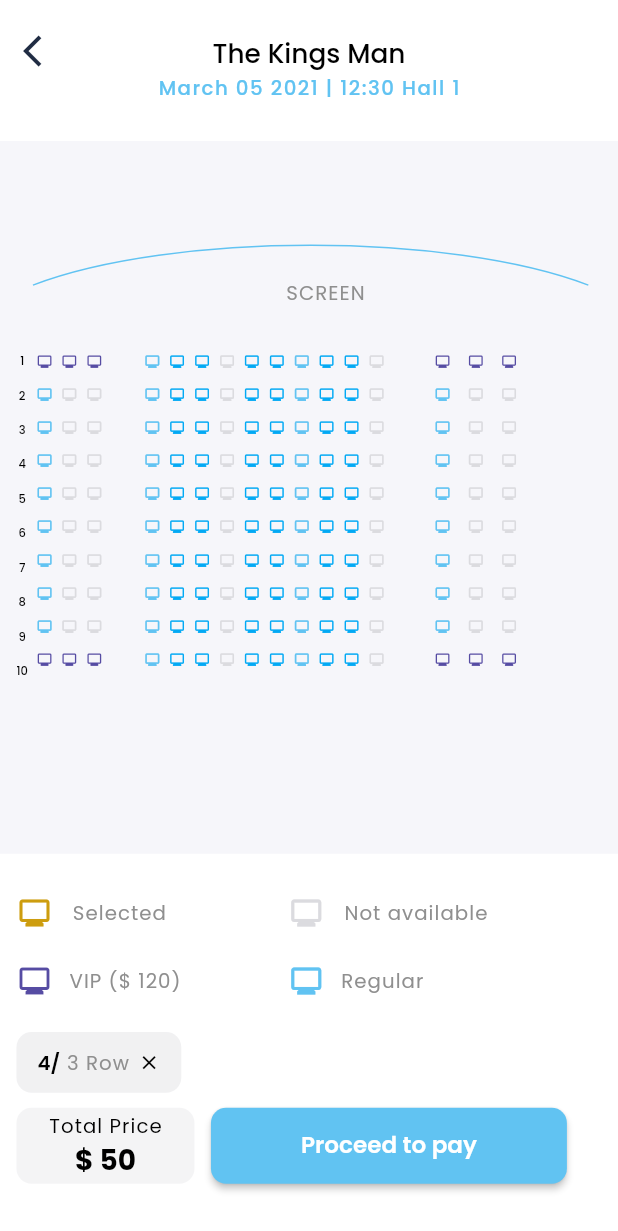
After one commit to waleed-ahmed15/moviesapp-flutter, a Flutter app: the BookSeatScreen screen opened directly, on a phone screen of 412 x 824 dp. The commit adds this screen. Shown: the top 1231 px of the screen. Run offline on Flutter 3.47's test engine with Material 2 defaults, Android fonts, the phone set to English and light mode, and no system bars; our stand-ins replace flutter_screenutil, get, youtube_player_flutter; network calls fail.

Commit message:
book_seat_screen completed

```diff
--- /dev/null
+++ b/lib/screens/seats_mapping/book_seat_screen.dart
@@ -0,0 +1,404 @@
+import 'package:flutter/material.dart';
+import 'package:flutter_screenutil/flutter_screenutil.dart';
+
+import '../../utils/app_colors.dart';
+import '../../utils/text_styles.dart';
+import 'custom_widgets/curved_line_painter.dart';
+
+class BookSeatScreen extends StatelessWidget {
+  const BookSeatScreen({super.key});
+
+  @override
+  Widget build(BuildContext context) {
+    return SafeArea(
+      child: Scaffold(
+        appBar: AppBar(
+          toolbarHeight: 93.h,
+          backgroundColor: Colors.white,
+          elevation: 0,
+          leading: Column(
+            children: [
+              Container(
+                padding: EdgeInsets.only(top: 10.h),
+                // color: Colors.red,
+                child: IconButton(
+                  onPressed: () {
+                    Navigator.pop(context);
+                  },
+                  icon: Icon(
+                    Icons.arrow_back_ios,
+                    color: const Color(0xff202C43),
+                    size: 25.h,
+                  ),
+                ),
+              ),
+            ],
+          ),
+          title: Column(
+            mainAxisAlignment: MainAxisAlignment.end,
+            children: [
+              Text(
+                "The Kings Man",
+                style: title_text_Style,
+              ),
+              Text(
+                'March 05 2021 | 12:30 Hall 1',
+                style: genre_text_Style.copyWith(
+                    color: AppColors.light_blue, letterSpacing: 1),
+              ),
+            ],
+          ),
+          centerTitle: true,
+        ),
+        backgroundColor: Colors.white,
+        body: Container(
+          // padding: EdgeInsets.symmetric(horizontal: 20.w),
+          decoration: BoxDecoration(color: AppColors.lighter_grey),
+          child: Column(
+            crossAxisAlignment: CrossAxisAlignment.start,
+            children: [
+              Row(),
+              SizedBox(
+                height: 60.h,
+              ),
+              Padding(
+                padding: EdgeInsets.only(left: 20.w),
+                child: Stack(
+                  children: [
+                    CustomPaint(
+                      painter: InvertedCurvedLinePainter(),
+                      size: Size(337.w, 70.h),
+                    ),
+                    Align(
+                      alignment: Alignment.center,
+                      child: Container(
+                        padding: EdgeInsets.symmetric(vertical: 30.h),
+                        child: Text(
+                          'SCREEN',
+                          style: details_overview_text_Style,
+                        ),
+                      ),
+                    ),
+                  ],
+                ),
+              ),
+              Container(
+                margin: EdgeInsets.only(left: 10.w),
+                decoration: const BoxDecoration(
+                  color: Colors.transparent,
+                ),
+                child: Row(
+                  mainAxisAlignment: MainAxisAlignment.start,
+                  crossAxisAlignment: CrossAxisAlignment.start,
+                  children: [
+                    Column(
+                      children: List.generate(
+                        10,
+                        (index) => Container(
+                          margin: EdgeInsets.only(bottom: 10.w),
+                          child: Text(
+                            '${index + 1}',
+                            style: genre_text_Style.copyWith(
+                              fontSize: 7.sp,
+                              color: Colors.black,
+                            ),
+                          ),
+                        ),
+                      ),
+                    ),
+                    Column(
+                      mainAxisAlignment: MainAxisAlignment.center,
+                      crossAxisAlignment: CrossAxisAlignment.center,
+                      children: List.generate(
+                        10,
+                        (index1) => Container(
+                          margin: EdgeInsets.only(bottom: 10.w),
+                          child: Row(
+                            mainAxisAlignment: MainAxisAlignment.center,
+                            children: List.generate(
+                                3,
+                                (index) => Container(
+                                      margin: EdgeInsets.only(left: 5.w),
+                                      child: Icon(
+                                        Icons.monitor_rounded,
+                                        size: 11.h,
+                                        color: index1 % 9 != 0
+                                            ? index % 6 == 0
+                                                ? AppColors.light_blue
+                                                : AppColors.light_grey
+                                            : AppColors.purpleColor,
+                                      ),
+                                    )),
+                          ),
+                        ),
+                      ),
+                    ),
+                    SizedBox(
+                      width: 20.w,
+                    ),
+                    Column(
+                      mainAxisAlignment: MainAxisAlignment.center,
+                      crossAxisAlignment: CrossAxisAlignment.center,
+                      children: List.generate(
+                        10,
+                        (index) => Container(
+                          margin: EdgeInsets.only(bottom: 10.w),
+                          child: Row(
+                            mainAxisAlignment: MainAxisAlignment.center,
+                            children: List.generate(
+                                10,
+                                (index) => Container(
+                                      margin: EdgeInsets.only(left: 5.w),
+                                      child: Icon(
+                                        Icons.monitor,
+                                        size: 11.h,
+                                        color: index % 3 == 0
+                                            ? index % 6 == 0
+                                                ? AppColors.light_blue
+                                                : AppColors.light_grey
+                                            : Colors.lightBlue,
+                                      ),
+                                    )),
+                          ),
+                        ),
+                      ),
+                    ),
+                    SizedBox(
+                      width: 20.w,
+                    ),
+                    Column(
+                      mainAxisAlignment: MainAxisAlignment.center,
+                      crossAxisAlignment: CrossAxisAlignment.center,
+                      children: List.generate(
+                        10,
+                        (index1) => Container(
+                          margin: EdgeInsets.only(bottom: 10.w),
+                          child: Row(
+                            mainAxisAlignment: MainAxisAlignment.center,
+                            children: List.generate(
+                              3,
+                              (index) => Container(
+                                margin: EdgeInsets.only(left: 10.w),
+                                child: Icon(
+                                  Icons.monitor,
+                                  size: 11.h,
+                                  color: index1 % 9 != 0
+                                      ? index % 6 == 0
+                                          ? AppColors.light_blue
+                                          : AppColors.light_grey
+                                      : AppColors.purpleColor,
+                                ),
+                              ),
+                            ),
+                          ),
+                        ),
+                      ),
+                    ),
+                  ],
+                ),
+              ),
+            ],
+          ),
+        ),
+        bottomNavigationBar: Container(
+          height: 252.h,
+          padding: EdgeInsets.only(bottom: 23.h, right: 26.w),
+          decoration: const BoxDecoration(color: Colors.transparent),
+          child: Column(
+            crossAxisAlignment: CrossAxisAlignment.start,
+            children: [
+              SizedBox(
+                height: 27.h,
+              ),
+              Row(
+                children: [
+                  Column(
+                    crossAxisAlignment: CrossAxisAlignment.start,
+                    children: [
+                      Row(
+                        children: [
+                          SizedBox(
+                            width: 10.w,
+                          ),
+                          Icon(
+                            Icons.monitor,
+                            fill: 1,
+                            color: AppColors.yellowColor,
+                          ),
+                          SizedBox(
+                            width: 12.w,
+                          ),
+                          Text(
+                            "Selected",
+                            style: details_overview_text_Style,
+                          ),
+                        ],
+                      ),
+                      SizedBox(
+                        height: 21.h,
+                      ),
+                      Row(
+                        children: [
+                          SizedBox(
+                            width: 10.w,
+                          ),
+                          Icon(
+                            Icons.monitor,
+                            fill: 1,
+                            color: AppColors.purpleColor,
+                          ),
+                          SizedBox(
+                            width: 10.w,
+                          ),
+                          Text(
+                            "VIP (\$ 120)",
+                            style: details_overview_text_Style,
+                          ),
+                        ],
+                      )
+                    ],
+                  ),
+                  SizedBox(
+                    width: 55.w,
+                  ),
+                  Column(
+                    crossAxisAlignment: CrossAxisAlignment.start,
+                    children: [
+                      Row(
+                        children: [
+                          SizedBox(
+                            width: 10.w,
+                          ),
+                          Icon(
+                            Icons.monitor,
+                            fill: 1,
+                            color: AppColors.light_grey,
+                          ),
+                          SizedBox(
+                            width: 12.w,
+                          ),
+                          Text(
+                            "Not available",
+                            style: details_overview_text_Style,
+                          ),
+                        ],
+                      ),
+                      SizedBox(
+                        height: 21.h,
+                      ),
+                      Row(
+                        children: [
+                          SizedBox(
+                            width: 10.w,
+                          ),
+                          Icon(
+                            Icons.monitor,
+                            fill: 1,
+                            color: AppColors.light_blue,
+                          ),
+                          SizedBox(
+                            width: 10.w,
+                          ),
+                          Text(
+                            "Regular",
+                            style: details_overview_text_Style,
+                          ),
+                        ],
+                      )
+                    ],
+                  ),
+                ],
+              ),
+              SizedBox(
+                height: 22.h,
+              ),
+              Container(
+                width: 100.w,
+                height: 40.h,
+                decoration: BoxDecoration(
+                    color: AppColors.light_grey.withOpacity(0.4),
+                    borderRadius: BorderRadius.circular(10.r)),
+                margin: EdgeInsets.only(left: 10.w, right: 10.w),
+                child: Row(
+                  mainAxisAlignment: MainAxisAlignment.center,
+                  children: [
+                    Text(
+                      "4/",
+                      style: details_genre_text_Style.copyWith(
+                          color: Colors.black),
+                    ),
+                    Text(
+                      " 3 Row",
+                      style: details_overview_text_Style,
+                    ),
+                    SizedBox(
+                      width: 5.w,
+                    ),
+                    Icon(
+                      Icons.close,
+                      size: 15.h,
+                      color: Colors.black,
+                    )
+                  ],
+                ),
+              ),
+              SizedBox(
+                height: 10.h,
+              ),
+              Row(
+                // mainAxisAlignment: MainAxisAlignment.spaceAround,
+                children: [
+                  SizedBox(
+                    width: 10.w,
+                  ),
+                  ElevatedButton(
+                    style: ElevatedButton.styleFrom(
+                      backgroundColor: AppColors.light_grey.withOpacity(0.3),
+                      elevation: 0,
+                      shape: RoundedRectangleBorder(
+                        borderRadius: BorderRadius.circular(10.r),
+                      ),
+                      fixedSize: Size(108.w, 50.h),
+                    ),
+                    child: Column(
+                      mainAxisAlignment: MainAxisAlignment.center,
+                      children: [
+                        Text(
+                          'Total Price',
+                          style: details_overview_text_Style.copyWith(
+                              color: Colors.black),
+                        ),
+                        Text(
+                          '\$ 50',
+                          style: button_text_Style.copyWith(
+                              fontSize: 17.sp,
+                              color: Colors.black,
+                              fontFamily: 'Poppins Bold'),
+                        ),
+                      ],
+                    ),
+                    onPressed: () {},
+                  ),
+                  SizedBox(
+                    width: 10.w,
+                  ),
+                  ElevatedButton(
+                    style: ElevatedButton.styleFrom(
+                      backgroundColor: AppColors.light_blue,
+                      shape: RoundedRectangleBorder(
+                        borderRadius: BorderRadius.circular(10.r),
+                      ),
+                      fixedSize: Size(216.w, 50.h),
+                    ),
+                    child: Text('Proceed to pay', style: button_text_Style),
+                    onPressed: () {},
+                  ),
+                ],
+              ),
+            ],
+          ),
+        ),
+      ),
+    );
+  }
+}
--- /dev/null
+++ b/lib/screens/seats_mapping/custom_widgets/curved_line_painter.dart
@@ -0,0 +1,29 @@
+import 'package:flutter/material.dart';
+import 'package:moviesapp/utils/app_colors.dart';
+
+class InvertedCurvedLinePainter extends CustomPainter {
+  @override
+  void paint(Canvas canvas, Size size) {
+    var paint = Paint()
+      ..color = AppColors.light_blue
+      ..style = PaintingStyle.stroke
+      ..strokeWidth = 1.0;
+
+    var path = Path();
+    path.moveTo(0, size.height / 2); // Start point
+    path.cubicTo(
+      size.width / 4, 0, // First control point
+      size.width * 3 / 4, 0, // Second control point
+      size.width, size.height / 2, // End point
+    );
+    // Cubic Bezier curve:
+    // First control point: (size.width / 4, 0)
+    // Second control point: (size.width * 3 / 4, 0)
+    // End point: (size.width, size.height / 2)
+
+    canvas.drawPath(path, paint);
+  }
+
+  @override
+  bool shouldRepaint(InvertedCurvedLinePainter oldDelegate) => false;
+}
--- a/lib/screens/seats_mapping/select_seats_screen.dart
+++ b/lib/screens/seats_mapping/select_seats_screen.dart
@@ -1,5 +1,7 @@
 import 'package:flutter/material.dart';
 import 'package:flutter_screenutil/flutter_screenutil.dart';
+import 'package:get/get.dart';
+import 'package:moviesapp/screens/seats_mapping/book_seat_screen.dart';
 import 'package:moviesapp/utils/app_colors.dart';
 import 'package:moviesapp/utils/text_styles.dart';
 
@@ -11,18 +13,26 @@ class SelectSeatScreen extends StatelessWidget {
     return SafeArea(
       child: Scaffold(
         appBar: AppBar(
-          toolbarHeight: 123.h,
+          toolbarHeight: 93.h,
           backgroundColor: Colors.white,
           elevation: 0,
-          leading: IconButton(
+          leading: Column(
+            children: [
+              Container(
+                padding: EdgeInsets.only(top: 10.h),
+                // color: Colors.red,
+                child: IconButton(
                   onPressed: () {
                     Navigator.pop(context);
                   },
                   icon: Icon(
                     Icons.arrow_back_ios,
                     color: const Color(0xff202C43),
-              size: 20.h,
+                    size: 25.h,
                   ),
+                ),
+              ),
+            ],
           ),
           title: Column(
             mainAxisAlignment: MainAxisAlignment.end,
@@ -277,7 +287,9 @@ class SelectSeatScreen extends StatelessWidget {
               minimumSize: Size(323.w, 50.h),
             ),
             child: Text('Select Seats', style: button_text_Style),
-            onPressed: () {},
+            onPressed: () {
+              Get.to(() => const BookSeatScreen());
+            },
           ),
         ),
       ),
```
Lines whose indentation alone changed are shown as unchanged.
